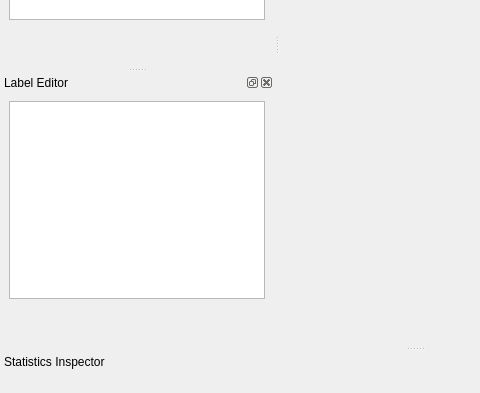
FelixdelasPozas/EspINA, file frontend/espinaMainWindow.ui: the form before one commit; both pictures show x 0 to 480 and y 307 to 700 of the 830 by 700 pixel window.
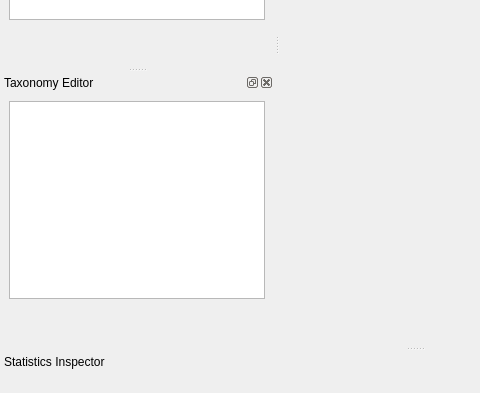
The form after the commit. Icons and pictures are not drawn. Custom widgets are drawn as their Qt base class.

Diff of the .ui file:
```diff
--- a/frontend/espinaMainWindow.ui
+++ b/frontend/espinaMainWindow.ui
@@ -264,7 +264,7 @@
   </widget>
   <widget class="QDockWidget" name="labelEditor">
    <property name="windowTitle">
-    <string>Label Editor</string>
+    <string>Taxonomy Editor</string>
    </property>
    <attribute name="dockWidgetArea">
     <number>1</number>
```
Left out of the diff: 52 changed lines with no effect on the pictures.
